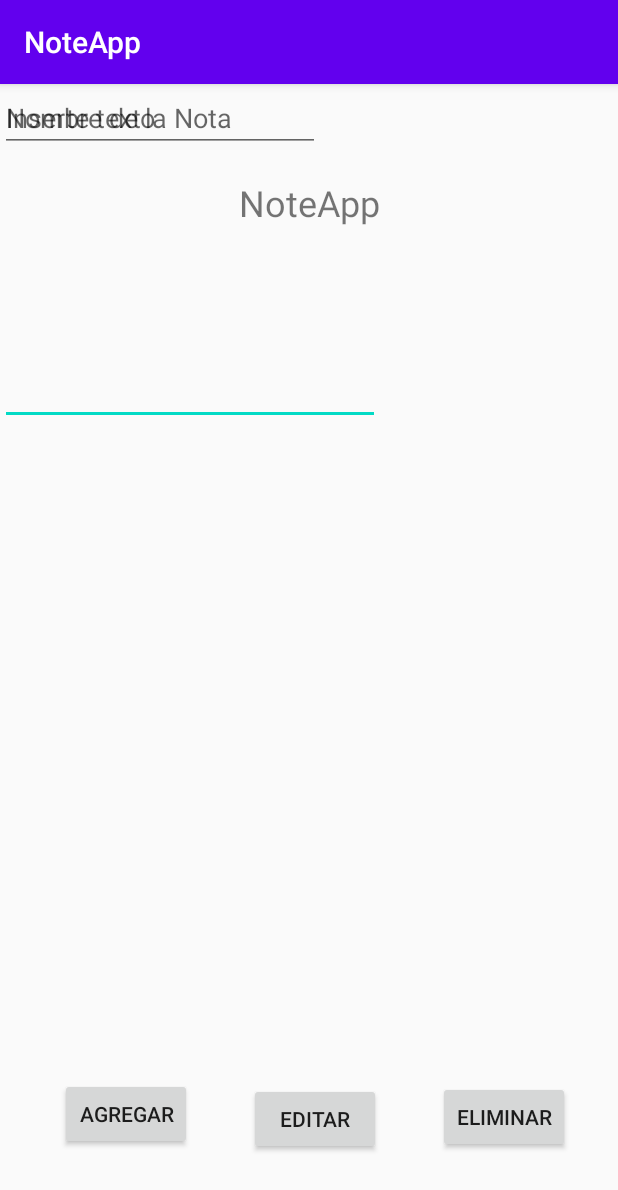
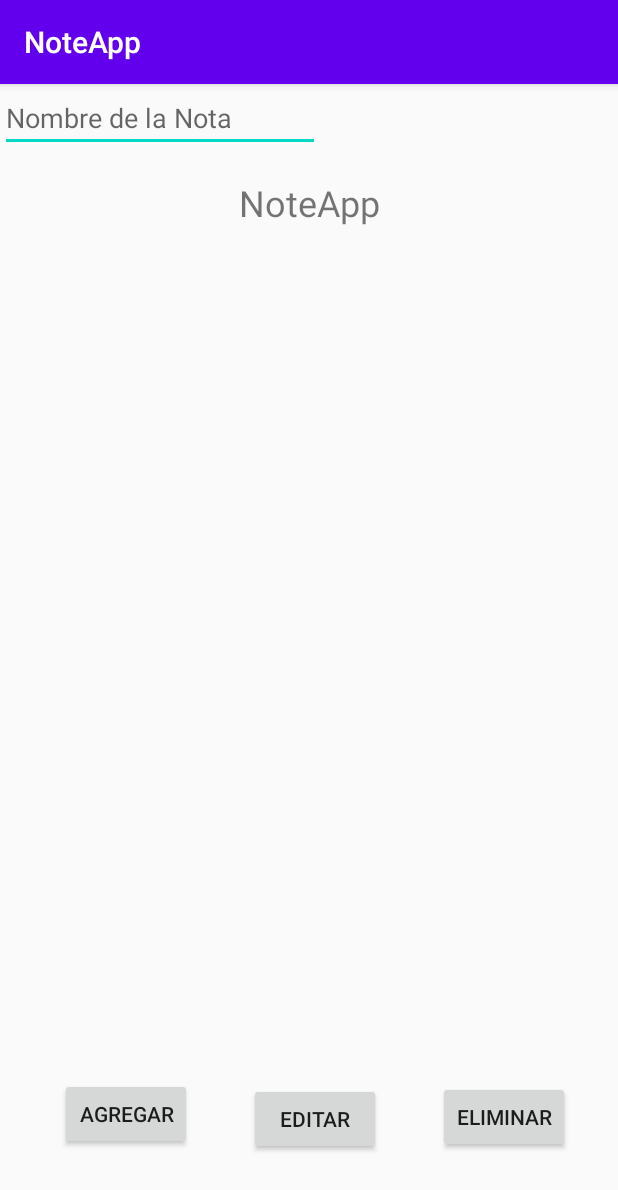
Before and after one commit to ElKyna/NoteAPP, an Android app: the screen it shows after launch (MainActivity), on a phone screen of 412 x 824 dp. Shown: the top 1190 px of the screen. Run offline under Robolectric (Android 15) with nearby library versions, the phone set to English and light mode, and no system bars.

Commit message:
bases diseño

```diff
--- a/app/build.gradle
+++ b/app/build.gradle
@@ -32,6 +32,7 @@ dependencies {
 
     implementation 'com.android.support:appcompat-v7:28.0.0'
     implementation 'com.android.support.constraint:constraint-layout:2.0.4'
+    implementation 'com.android.support:recyclerview-v7:28.0.0'
     testImplementation 'junit:junit:4.13.2'
     androidTestImplementation 'com.android.support.test:runner:1.0.2'
     androidTestImplementation 'com.android.support.test.espresso:espresso-core:3.0.2'
--- a/app/src/main/res/layout/activity_main.xml
+++ b/app/src/main/res/layout/activity_main.xml
@@ -60,17 +60,6 @@
         app:layout_constraintVertical_bias="1.0" />
 
     <EditText
-        android:id="@+id/editTextTextMultiLine"
-        android:layout_width="253dp"
-        android:layout_height="227dp"
-        android:ems="10"
-        android:gravity="start|top"
-        android:hint="Inserte texto"
-        android:inputType="textMultiLine"
-        tools:layout_editor_absoluteX="82dp"
-        tools:layout_editor_absoluteY="284dp" />
-
-    <EditText
         android:id="@+id/ldNota"
         android:layout_width="wrap_content"
         android:layout_height="wrap_content"
@@ -78,6 +67,12 @@
         android:hint="Nombre de la Nota"
         android:inputType="textPersonName"
         tools:layout_editor_absoluteX="100dp"
-        tools:layout_editor_absoluteY="181dp" />
+        tools:layout_editor_absoluteY="111dp" />
+
+    <android.support.v7.widget.RecyclerView
+        android:layout_width="176dp"
+        android:layout_height="186dp"
+        tools:layout_editor_absoluteX="128dp"
+        tools:layout_editor_absoluteY="221dp" />
 
 </android.support.constraint.ConstraintLayout>
```
